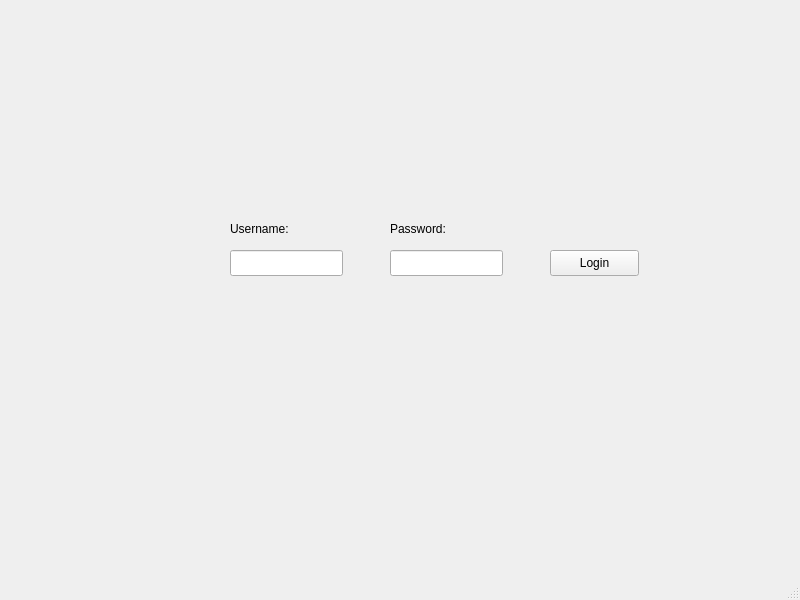
Jscina/PyPass, file UI_Files/login.ui: the form before one commit.
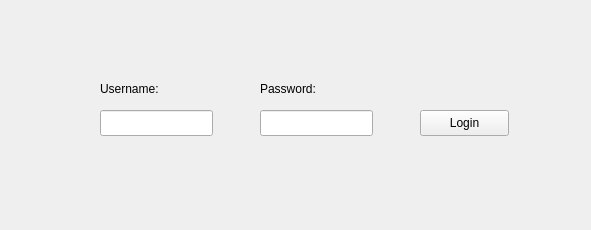
The form after the commit.

What changed in the file:
```diff
--- a/UI_Files/login.ui
+++ b/UI_Files/login.ui
@@ -6,8 +6,8 @@
    <rect>
     <x>0</x>
     <y>0</y>
-    <width>800</width>
-    <height>600</height>
+    <width>591</width>
+    <height>230</height>
    </rect>
   </property>
   <property name="windowTitle">
@@ -17,8 +17,8 @@
    <widget class="QLabel" name="uname_label">
     <property name="geometry">
      <rect>
-      <x>230</x>
-      <y>220</y>
+      <x>100</x>
+      <y>80</y>
       <width>81</width>
       <height>17</height>
      </rect>
@@ -30,8 +30,8 @@
    <widget class="QLabel" name="pword_label">
     <property name="geometry">
      <rect>
-      <x>390</x>
-      <y>220</y>
+      <x>260</x>
+      <y>80</y>
       <width>91</width>
       <height>17</height>
      </rect>
@@ -43,8 +43,8 @@
    <widget class="QPushButton" name="login">
     <property name="geometry">
      <rect>
-      <x>550</x>
-      <y>250</y>
+      <x>420</x>
+      <y>110</y>
       <width>89</width>
       <height>26</height>
      </rect>
@@ -56,8 +56,8 @@
    <widget class="QLineEdit" name="username">
     <property name="geometry">
      <rect>
-      <x>230</x>
-      <y>250</y>
+      <x>100</x>
+      <y>110</y>
       <width>113</width>
       <height>26</height>
      </rect>
@@ -66,15 +66,14 @@
    <widget class="QLineEdit" name="password">
     <property name="geometry">
      <rect>
-      <x>390</x>
-      <y>250</y>
+      <x>260</x>
+      <y>110</y>
       <width>113</width>
       <height>26</height>
      </rect>
     </property>
    </widget>
   </widget>
-  <widget class="QStatusBar" name="statusbar"/>
  </widget>
  <resources/>
  <connections/>
```
